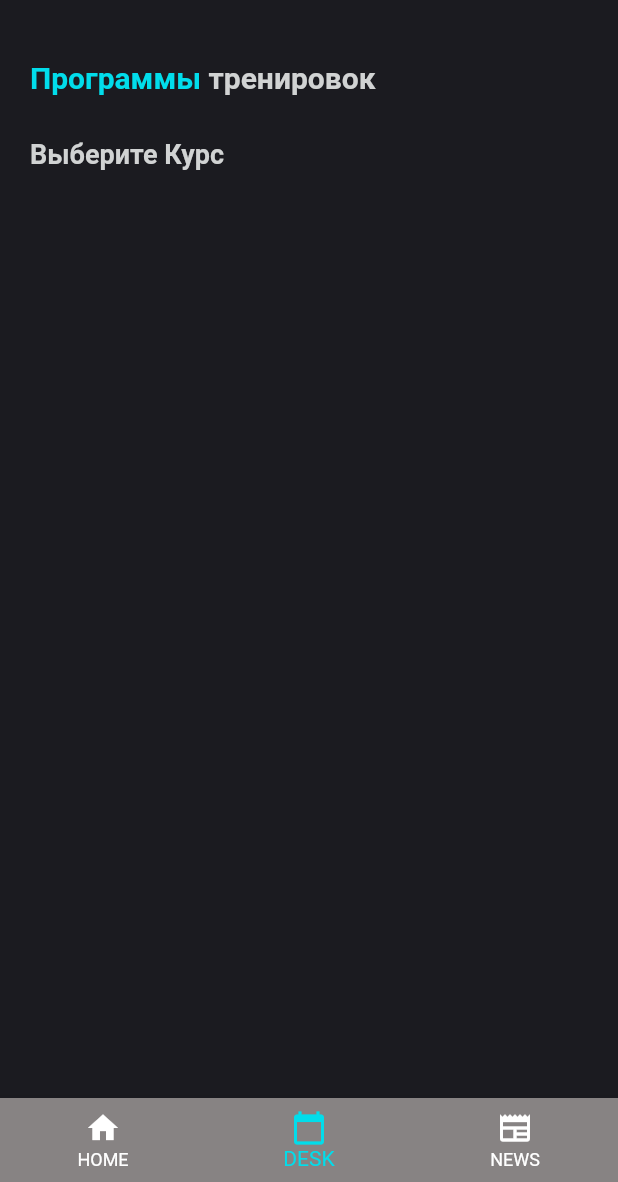
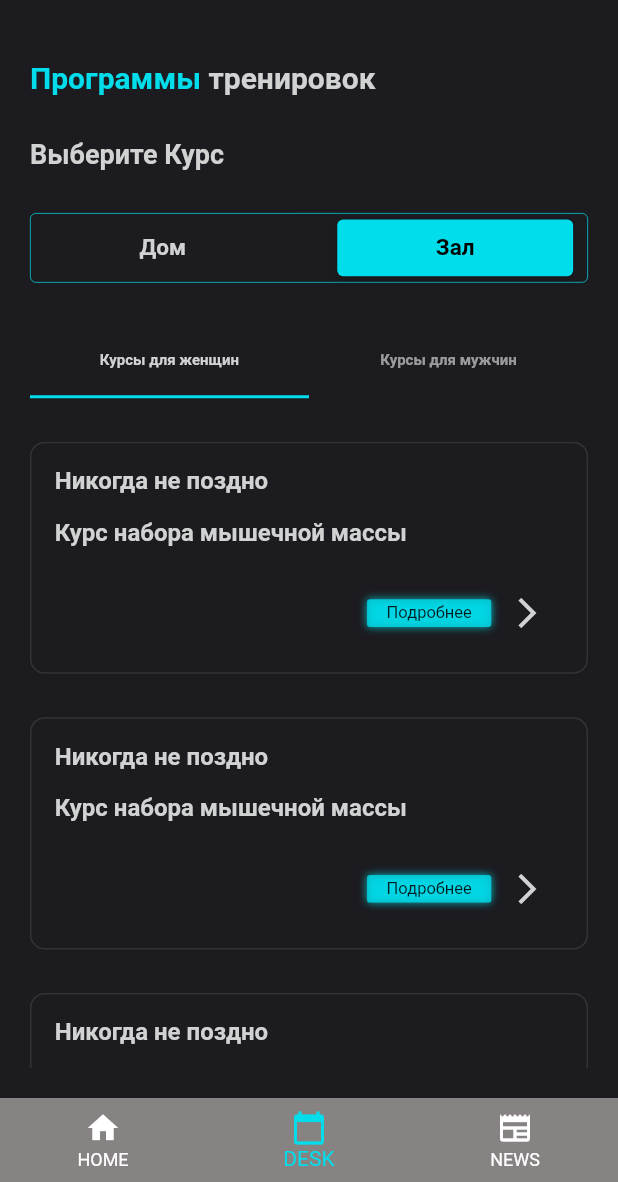
Before and after one commit to SultanZhakypov/fitness, a Flutter app: the screen it shows after launch, item 2 of the bottom bar chosen, on a phone screen of 412 x 824 dp, the part 54-1236 px from its top. Run offline on Flutter 3.47's test engine with Material 2 defaults, Android fonts, the phone set to English and light mode, and no system bars; our stand-ins replace flutter_screenutil.

Commit message:
added toggle button

```diff
--- a/lib/features/screens/timetable_page.dart
+++ b/lib/features/screens/timetable_page.dart
@@ -3,6 +3,8 @@ import 'package:flutter/material.dart';
 import 'package:flutter_screenutil/flutter_screenutil.dart';
 
 import '../../internal/helpers/color_helper.dart';
+import '../widgets/animated_container_widget.dart';
+import '../widgets/tabbar_view_widget.dart';
 
 class TimeTableScreen extends StatelessWidget {
   const TimeTableScreen({super.key});
@@ -20,7 +22,7 @@ class TimeTableScreen extends StatelessWidget {
           backgroundColor: Colors.transparent,
         ),
         backgroundColor: ColorHelper.backgroundColor,
-        body: SingleChildScrollView(
+        body: SafeArea(
           child: Padding(
             padding: const EdgeInsets.all(20),
             child: Column(
@@ -45,7 +47,9 @@ class TimeTableScreen extends StatelessWidget {
                     style: TextHelper.w700s18
                         .copyWith(color: ColorHelper.greyD1D3D3),
                   ),
-                )
+                ),
+                const AnimatedContainerWidget(),
+                TabbarViewWidget(),
               ],
             ),
           ),
--- /dev/null
+++ b/lib/features/widgets/animated_container_widget.dart
@@ -0,0 +1,173 @@
+import 'package:fitness/internal/helpers/color_helper.dart';
+import 'package:fitness/internal/helpers/text_helper.dart';
+import 'package:flutter/material.dart';
+import 'package:flutter_screenutil/flutter_screenutil.dart';
+
+class AnimatedContainerWidget extends StatefulWidget {
+  const AnimatedContainerWidget({super.key});
+
+  @override
+  State<AnimatedContainerWidget> createState() =>
+      _AnimatedContainerWidgetState();
+}
+
+const double loginAlign = -1;
+const double signInAlign = 1;
+
+class _AnimatedContainerWidgetState extends State<AnimatedContainerWidget> {
+  late double width = MediaQuery.of(context).size.width;
+  late double xAlign;
+  bool isSelected = true;
+  @override
+  void initState() {
+    xAlign = signInAlign;
+    super.initState();
+  }
+
+  @override
+  Widget build(BuildContext context) {
+    return Center(
+      child: Container(
+        padding: EdgeInsets.symmetric(
+          vertical: 4.h,
+          horizontal: 9.w,
+        ),
+        height: 48.h,
+        width: width,
+        decoration: BoxDecoration(
+          color: Colors.transparent,
+          borderRadius: BorderRadius.circular(4.r),
+          border: Border.all(
+            width: 0.5.r,
+            color: ColorHelper.blue01DDEB,
+          ),
+        ),
+        child: Stack(
+          children: [
+            AnimatedAlignWidget(
+              xAlign: xAlign,
+              width: width,
+            ),
+            GestureDetector(
+              onTap: () {
+                setState(() {
+                  xAlign = signInAlign;
+                  isSelected = true;
+                });
+              },
+              child: RihgtAlignWidget(
+                width: width,
+                isSelected: isSelected,
+              ),
+            ),
+            GestureDetector(
+              onTap: () {
+                setState(() {
+                  xAlign = loginAlign;
+                  isSelected = false;
+                });
+              },
+              child: LeftAlignWidget(
+                width: width,
+                isSelected: isSelected,
+              ),
+            ),
+          ],
+        ),
+      ),
+    );
+  }
+}
+
+class AnimatedAlignWidget extends StatelessWidget {
+  const AnimatedAlignWidget({
+    super.key,
+    required this.xAlign,
+    required this.width,
+  });
+  final double xAlign;
+  final double width;
+
+  @override
+  Widget build(BuildContext context) {
+    return AnimatedAlign(
+      alignment: Alignment(xAlign, 0),
+      duration: const Duration(microseconds: 200),
+      child: Container(
+        height: 40.h,
+        width: 150.w,
+        decoration: BoxDecoration(
+            boxShadow: [
+              BoxShadow(
+                color: Colors.black.withOpacity(0.04),
+                blurRadius: 1,
+                offset: const Offset(0, 3),
+              ),
+              BoxShadow(
+                color: Colors.black.withOpacity(0.12),
+                blurRadius: 8,
+                offset: const Offset(0, 3),
+              ),
+            ],
+            color: ColorHelper.blue01DDEB,
+            borderRadius: BorderRadius.circular(4.r),
+            border: Border.all(
+                width: 0.5,
+                color: Colors.black.withOpacity(0.04),
+                strokeAlign: BorderSide.strokeAlignOutside)),
+      ),
+    );
+  }
+}
+
+class RihgtAlignWidget extends StatelessWidget {
+  const RihgtAlignWidget(
+      {super.key, required this.width, required this.isSelected});
+  final double width;
+  final bool isSelected;
+  @override
+  Widget build(BuildContext context) {
+    return Align(
+      alignment: Alignment(1, 0),
+      child: Container(
+        width: 150.w,
+        alignment: Alignment.center,
+        color: Colors.transparent,
+        child: Text(
+          "Зал",
+          style: TextHelper.w700s15.copyWith(
+            color:
+                isSelected ? ColorHelper.black000000 : ColorHelper.greyD1D3D3,
+          ),
+        ),
+      ),
+    );
+  }
+}
+
+class LeftAlignWidget extends StatelessWidget {
+  const LeftAlignWidget(
+      {super.key, required this.width, required this.isSelected});
+  final double width;
+  final bool isSelected;
+
+  @override
+  Widget build(BuildContext context) {
+    return Align(
+      alignment: Alignment(-1, 0),
+      child: Container(
+        // width: (width / 2) - 16,
+        width: 150.w,
+        alignment: Alignment.center,
+        color: Colors.transparent,
+        child: Text(
+          "Дом",
+          style: TextHelper.w700s15.copyWith(
+            color:
+                isSelected ? ColorHelper.greyD1D3D3 : ColorHelper.black000000,
+          ),
+        ),
+      ),
+    );
+  }
+}
--- /dev/null
+++ b/lib/features/widgets/blogger_card.dart
@@ -0,0 +1,82 @@
+import 'package:fitness/internal/helpers/text_helper.dart';
+import 'package:flutter/cupertino.dart';
+import 'package:flutter/material.dart';
+import 'package:flutter_screenutil/flutter_screenutil.dart';
+
+import '../../internal/helpers/color_helper.dart';
+
+class BloggerCard extends StatelessWidget {
+  const BloggerCard({
+    super.key,
+  });
+
+  @override
+  Widget build(BuildContext context) {
+    return ListView.separated(
+      // physics: const NeverScrollableScrollPhysics(),
+      shrinkWrap: false,
+      itemBuilder: (context, index) {
+        return Container(
+          width: 353.w,
+          height: 160.h,
+          padding: EdgeInsets.all(16.r),
+          decoration: BoxDecoration(
+            borderRadius: BorderRadius.circular(10.r),
+            color: Colors.transparent,
+            border: Border.all(width: 1, color: Colors.white10),
+          ),
+          child: Column(
+            crossAxisAlignment: CrossAxisAlignment.start,
+            children: [
+              Text(
+                "Никогда не поздно",
+                style:
+                    TextHelper.w700s16.copyWith(color: ColorHelper.greyD1D3D3),
+              ),
+              SizedBox(height: 16.h),
+              Text(
+                "Курс набора мышечной массы",
+                style:
+                    TextHelper.w700s16.copyWith(color: ColorHelper.greyD1D3D3),
+              ),
+              const Spacer(),
+              Row(
+                children: [
+                  const Spacer(),
+                  Container(
+                    width: 79.w,
+                    height: 19.h,
+                    alignment: Alignment.center,
+                    decoration: BoxDecoration(
+                      boxShadow: [
+                        BoxShadow(
+                          blurRadius: 4,
+                          color: ColorHelper.blue01DDEB.withOpacity(0.8),
+                        )
+                      ],
+                      color: ColorHelper.blue01DDEB.withOpacity(0.8),
+                      borderRadius: BorderRadius.circular(2.r),
+                    ),
+                    child: Text(
+                      "Подробнее",
+                      style: TextHelper.w400s11,
+                    ),
+                  ),
+                  IconButton(
+                    onPressed: () {},
+                    icon: Icon(
+                      Icons.arrow_forward_ios_outlined,
+                      color: ColorHelper.greyD1D3D3,
+                    ),
+                  )
+                ],
+              )
+            ],
+          ),
+        );
+      },
+      itemCount: 5,
+      separatorBuilder: (context, index) => SizedBox(height: 30.h),
+    );
+  }
+}
--- /dev/null
+++ b/lib/features/widgets/tabbar_view_widget.dart
@@ -0,0 +1,54 @@
+import 'package:fitness/internal/helpers/color_helper.dart';
+import 'package:flutter/gestures.dart';
+import 'package:flutter/material.dart';
+import 'package:flutter/src/widgets/framework.dart';
+import 'package:flutter/src/widgets/placeholder.dart';
+import 'package:flutter_screenutil/flutter_screenutil.dart';
+
+import '../../internal/helpers/text_helper.dart';
+import 'blogger_card.dart';
+
+class TabbarViewWidget extends StatelessWidget {
+  const TabbarViewWidget({super.key});
+
+  @override
+  Widget build(BuildContext context) {
+    return Expanded(
+      child: DefaultTabController(
+        initialIndex: 0,
+        length: 2,
+        child: Column(
+          crossAxisAlignment: CrossAxisAlignment.start,
+          children: <Widget>[
+            TabBar(
+              // labelPadding: EdgeInsets.only(top: 30.h),
+              padding: EdgeInsets.symmetric(vertical: 30.h),
+              // isScrollable: true,
+              labelStyle: TextHelper.w700s10,
+              labelColor: ColorHelper.greyD1D3D3,
+              indicatorColor: ColorHelper.blue01DDEB,
+              indicatorSize: TabBarIndicatorSize.tab,
+              indicatorWeight: 2,
+              tabs: const <Widget>[
+                Tab(
+                  text: "Курсы для женщин",
+                ),
+                Tab(
+                  text: "Курсы для мужчин",
+                ),
+              ],
+            ),
+             Expanded(
+              child: TabBarView(
+                children: <Widget>[
+                  BloggerCard(),
+                  BloggerCard(),
+                ],
+              ),
+            )
+          ],
+        ),
+      ),
+    );
+  }
+}
--- a/lib/internal/helpers/color_helper.dart
+++ b/lib/internal/helpers/color_helper.dart
@@ -1,7 +1,8 @@
 import 'dart:ui';
 
 class ColorHelper {
-  static Color backgroundColor =  Color(0xff1B1B20);
-   static Color blue01DDEB =  Color(0xff01DDEB);
-      static Color greyD1D3D3 =  Color(0xffD1D3D3);
+  static Color backgroundColor = Color(0xff1B1B20);
+  static Color blue01DDEB = Color(0xff01DDEB);
+  static Color greyD1D3D3 = Color(0xffD1D3D3);
+  static Color black000000 = Color(0xff000000);
 }
--- a/lib/internal/helpers/text_helper.dart
+++ b/lib/internal/helpers/text_helper.dart
@@ -1,7 +1,7 @@
 import 'package:flutter/material.dart';
 
-class TextHelper{
-   static TextStyle w700s20 = TextStyle(
+class TextHelper {
+  static TextStyle w700s20 = TextStyle(
     fontSize: 20,
     fontWeight: FontWeight.w700,
   );
@@ -9,4 +9,20 @@ class TextHelper{
     fontSize: 18,
     fontWeight: FontWeight.w700,
   );
+  static TextStyle w700s15 = TextStyle(
+    fontSize: 15,
+    fontWeight: FontWeight.w700,
+  );
+  static TextStyle w700s10 = TextStyle(
+    fontSize: 10,
+    fontWeight: FontWeight.w700,
+  );
+  static TextStyle w700s16 = TextStyle(
+    fontSize: 16,
+    fontWeight: FontWeight.w700,
+  );
+  static TextStyle w400s11 = TextStyle(
+    fontSize: 11,
+    fontWeight: FontWeight.w400,
+  );
 }
```
